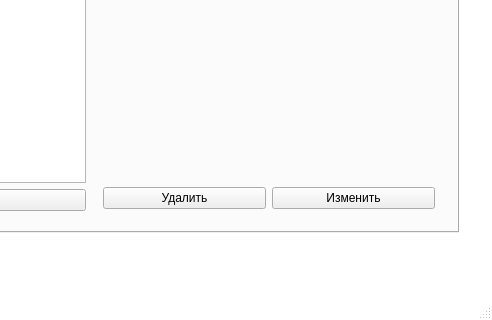
This is iSalary/iSalary/mainwindow.ui in Polikarpova/iSalary as Qt 5 draws it before an edit; both pictures show x 338 to 830 and y 325 to 645 of the 830 by 645 pixel window. The edited form follows.
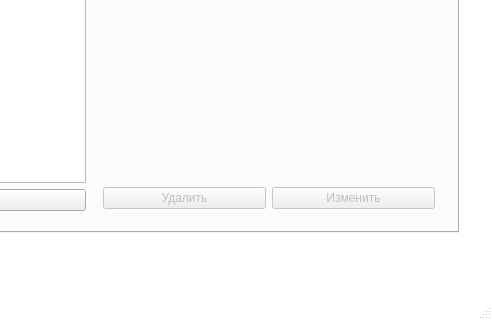
This is the edited form. The open tabs and pages were chosen to show the change.

Commit message: Изменил табуляцию на странице Менеджера

Diff of the .ui file:
```diff
--- a/iSalary/iSalary/mainwindow.ui
+++ b/iSalary/iSalary/mainwindow.ui
@@ -929,6 +929,9 @@
                      <layout class="QHBoxLayout" name="horizontalLayout_15">
                       <item>
                        <widget class="QPushButton" name="deleteProductButton">
+                        <property name="enabled">
+                         <bool>false</bool>
+                        </property>
                         <property name="text">
                          <string>Удалить</string>
                         </property>
@@ -936,6 +939,9 @@
                       </item>
                       <item>
                        <widget class="QPushButton" name="editProductButton">
+                        <property name="enabled">
+                         <bool>false</bool>
+                        </property>
                         <property name="text">
                          <string>Изменить</string>
                         </property>
```
Left out of the diff: 12 changed lines with no effect on the pictures.
